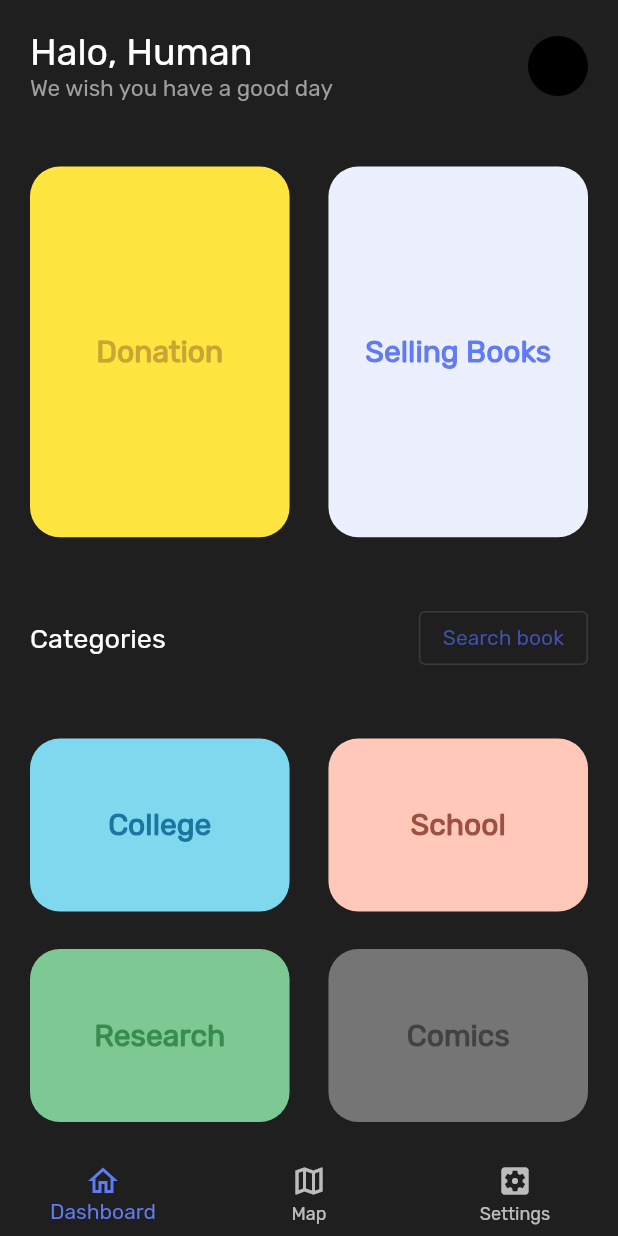
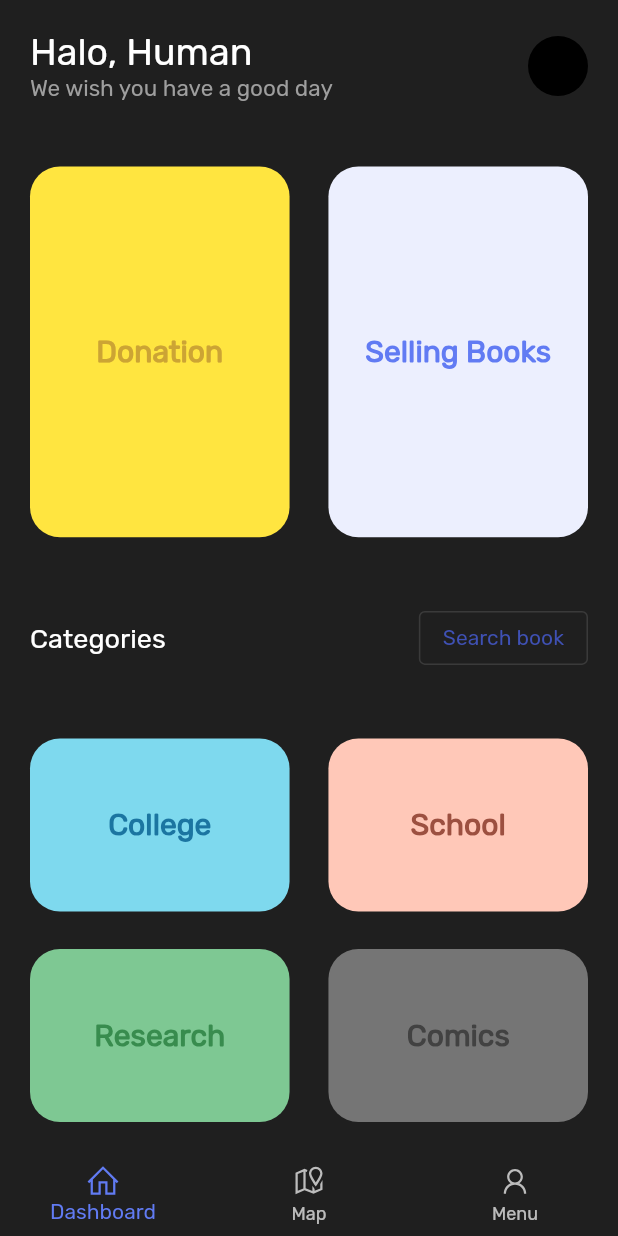
Before and after one commit to CSEKINGS/book_donation_flutter, a Flutter app: the HomeNavigationView screen opened directly, on a phone screen of 412 x 824 dp. Run offline on Flutter 3.47's test engine with Material 2 defaults, Android fonts, the phone set to English and light mode, and no system bars; our stand-ins replace google_maps_flutter, line_icons, shared_preferences; missing offline and left inert: day_night_switcher; accounts and stored records are empty.

Commit message:
added lineicons

```diff
--- a/lib/views/home_navigation_view.dart
+++ b/lib/views/home_navigation_view.dart
@@ -2,6 +2,8 @@ import 'package:book_donation/views/dashboard_view.dart';
 import 'package:book_donation/views/map_view.dart';
 import 'package:book_donation/views/miscellaneous_view.dart';
 import 'package:flutter/material.dart';
+import 'package:line_icons/line_icon.dart';
+import 'package:line_icons/line_icons.dart';
 
 /// The first screen of the app after login.
 /// This shows a navigation bar to navigate to other screen
@@ -38,21 +40,21 @@ class _HomeNavigationViewState extends State<HomeNavigationView> {
           items: const [
             BottomNavigationBarItem(
               icon: Icon(
-                Icons.home_outlined,
+                LineIcons.home,
               ),
               label: 'Dashboard',
             ),
             BottomNavigationBarItem(
               icon: Icon(
-                Icons.map_outlined,
+                LineIcons.mapMarked,
               ),
               label: 'Map',
             ),
             BottomNavigationBarItem(
               icon: Icon(
-                Icons.settings_applications,
+                LineIcons.user,
               ),
-              label: 'Settings',
+              label: 'Menu',
             ),
           ],
         ),
--- a/lib/views/settings_view.dart
+++ b/lib/views/settings_view.dart
@@ -2,6 +2,7 @@ import 'package:book_donation/utils/theme/theme_notifier.dart';
 import 'package:book_donation/utils/theme/theme_shared_pref.dart';
 import 'package:day_night_switcher/day_night_switcher.dart';
 import 'package:flutter/material.dart';
+import 'package:line_icons/line_icons.dart';
 import 'package:provider/provider.dart';
 import 'package:book_donation/utils/theme/theme.dart';
 
@@ -25,7 +26,7 @@ class _SettingsViewState extends State<SettingsView> {
         body: Column(
           children: [
             ListTile(
-              leading: const Icon(Icons.brush),
+              leading: const Icon(LineIcons.palette),
               title: const Text('Theme'),
               contentPadding: const EdgeInsets.all(16.0),
               trailing: DayNightSwitcher(
--- a/pubspec.yaml
+++ b/pubspec.yaml
@@ -33,6 +33,8 @@ dependencies:
   provider: ^5.0.0
   day_night_switcher: ^0.2.0+1
   url_launcher: ^6.0.7
+
+  line_icons: ^2.0.1
 
 
 
```
Also changed, not shown: lib/views/miscellaneous_view.dart (+9 -8 lines).
